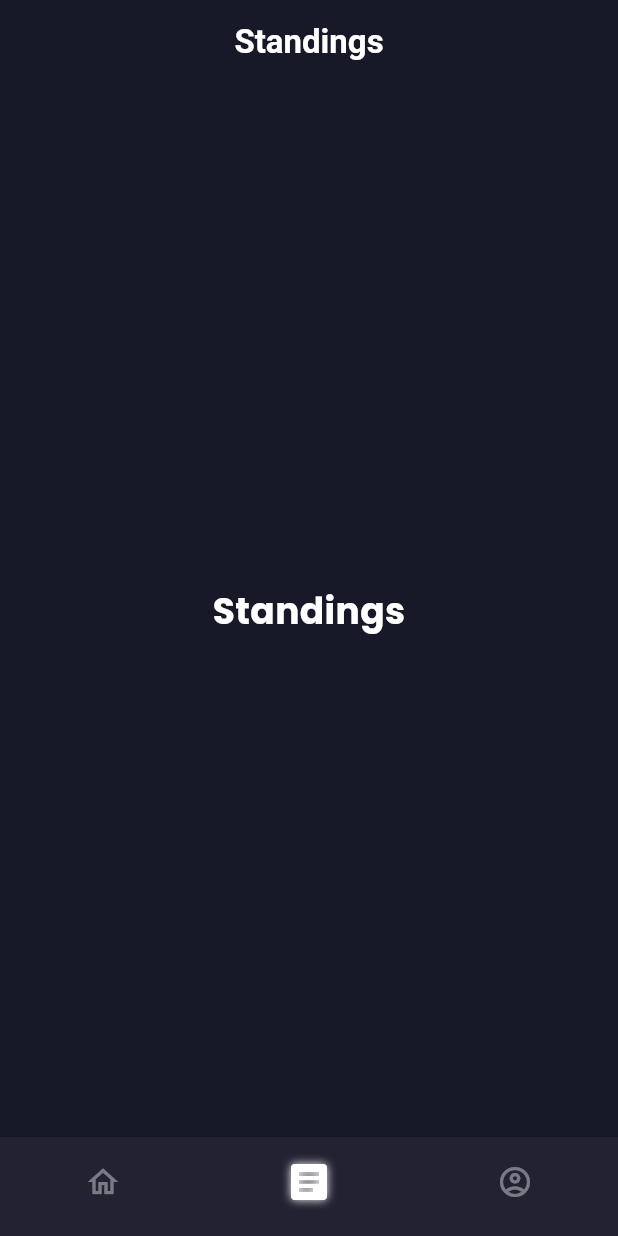
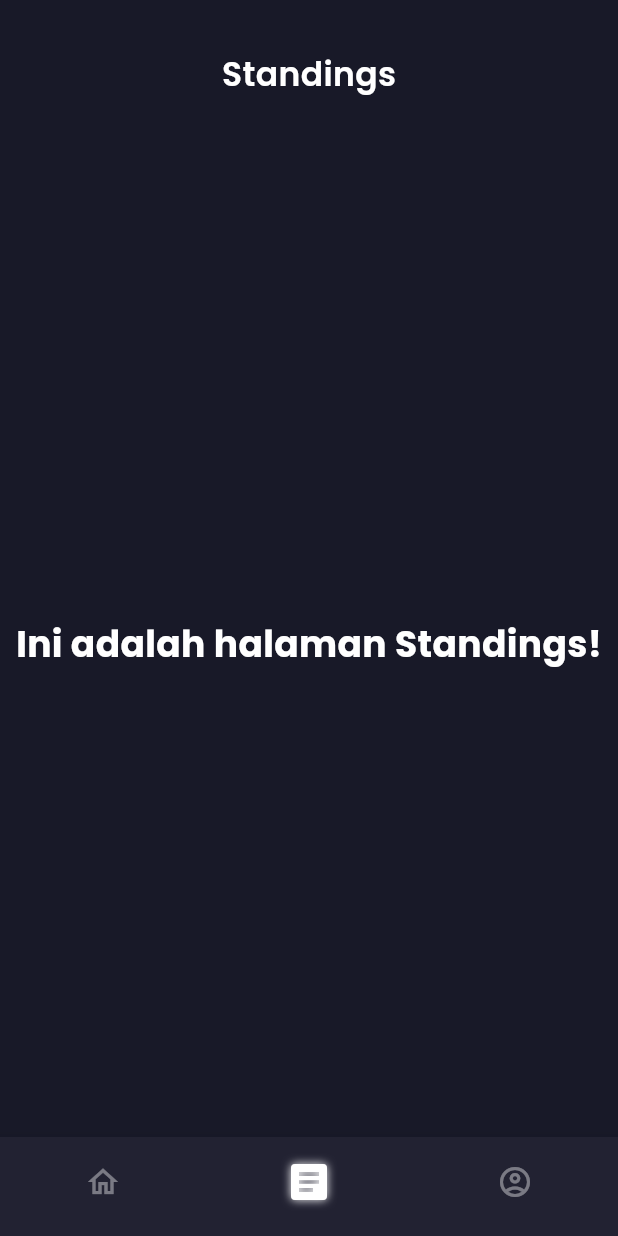
Before and after one commit to Ivanrhmt77/football_insight, a Flutter app: the screen it shows after launch, item 2 of the bottom bar chosen, on a phone screen of 412 x 824 dp. Run offline on Flutter 3.47's test engine with Material 3 defaults, Android fonts, the light colour scheme and no system bars; our stand-ins replace google_fonts.

Commit message:
Refactor custom app bar

```diff
--- a/lib/main.dart
+++ b/lib/main.dart
@@ -34,9 +34,9 @@
   int _selectedIndex = 0;
 
   final List<Widget> _pages = const [
-    HomePage(title: 'Football Insight'),
-    StandingsPage(title: 'Standings'),
-    ProfilePage(title: 'Profile'),
+    HomePage(),
+    StandingsPage(),
+    ProfilePage(),
   ];
 
   void _onItemTapped(int index) {
--- a/lib/screens/standings_page.dart
+++ b/lib/screens/standings_page.dart
@@ -1,27 +1,17 @@
 import 'package:flutter/material.dart';
+import '../widgets/custom_app_bar.dart';
 
 class StandingsPage extends StatelessWidget {
-  final String title;
-
-  const StandingsPage({super.key, required this.title});
+  const StandingsPage({super.key});
 
   @override
   Widget build(BuildContext context) {
     return Scaffold(
       backgroundColor: const Color(0xFF181928),
-      appBar: AppBar(
-        title: Text(title),
-        backgroundColor: const Color(0xFF181928),
-        centerTitle: true,
-        titleTextStyle: const TextStyle(
-          fontSize: 22,
-          fontWeight: FontWeight.bold,
-          color: Colors.white,
-        ),
-      ),
+      appBar: CustomAppBar(title: "Standings"),
       body: const Center(
         child: Text(
-          'Standings',
+          'Ini adalah halaman Standings!',
           style: TextStyle(
             fontSize: 24,
             fontWeight: FontWeight.bold,
--- /dev/null
+++ b/lib/widgets/custom_app_bar.dart
@@ -0,0 +1,70 @@
+import 'package:flutter/material.dart';
+import 'package:google_fonts/google_fonts.dart';
+
+class CustomAppBar extends StatelessWidget implements PreferredSizeWidget {
+  final String title;
+  final IconData? leftIcon;
+  final IconData? rightIcon;
+  final VoidCallback? onLeftIconPressed;
+  final VoidCallback? onRightIconPressed;
+
+  const CustomAppBar({
+    super.key,
+    required this.title,
+    this.leftIcon,
+    this.rightIcon,
+    this.onLeftIconPressed,
+    this.onRightIconPressed,
+  });
+
+  @override
+  Widget build(BuildContext context) {
+    double statusBarHeight = MediaQuery.of(context).padding.top;
+
+    return Container(
+      padding: EdgeInsets.only(top: statusBarHeight),
+      color: const Color(0xFF181928),
+      child: Row(
+        children: [
+          // Tombol kiri (jika ada)
+          if (leftIcon != null)
+            IconButton(
+              icon: Icon(leftIcon, color: Colors.white),
+              onPressed: onLeftIconPressed,
+              padding: const EdgeInsets.all(16),
+              iconSize: 28,
+            )
+          else
+            const SizedBox(width: 60), // Placeholder agar title tetap di tengah
+          // Title di tengah
+          Expanded(
+            child: Center(
+              child: Text(
+                title,
+                style: GoogleFonts.poppins(
+                  fontSize: 22,
+                  fontWeight: FontWeight.w600,
+                  color: Colors.white,
+                ),
+              ),
+            ),
+          ),
+
+          // Tombol kanan (jika ada)
+          if (rightIcon != null)
+            IconButton(
+              icon: Icon(rightIcon, color: Colors.white),
+              onPressed: onRightIconPressed,
+              padding: const EdgeInsets.all(16),
+              iconSize: 28,
+            )
+          else
+            const SizedBox(width: 60), // Placeholder agar title tetap di tengah
+        ],
+      ),
+    );
+  }
+
+  @override
+  Size get preferredSize => const Size.fromHeight(100);
+}
```
Also changed, not shown: lib/screens/home_page.dart (+3 -24 lines), lib/screens/profile_page.dart (+3 -13 lines).
